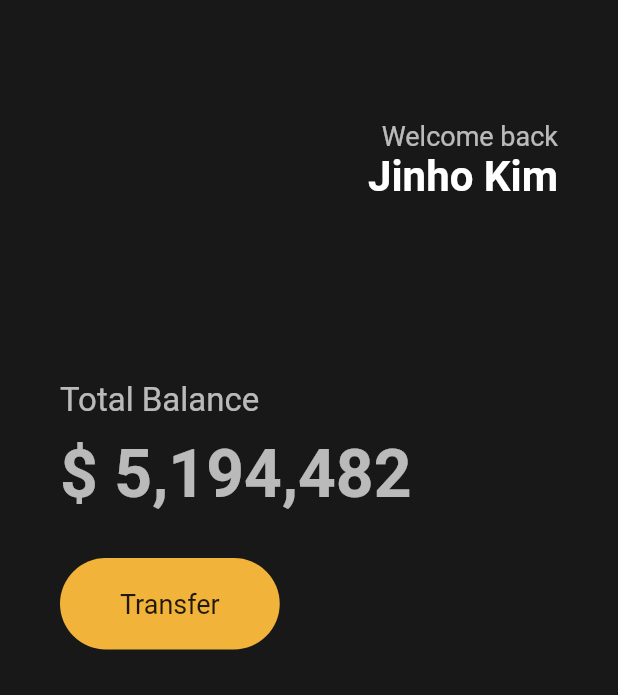
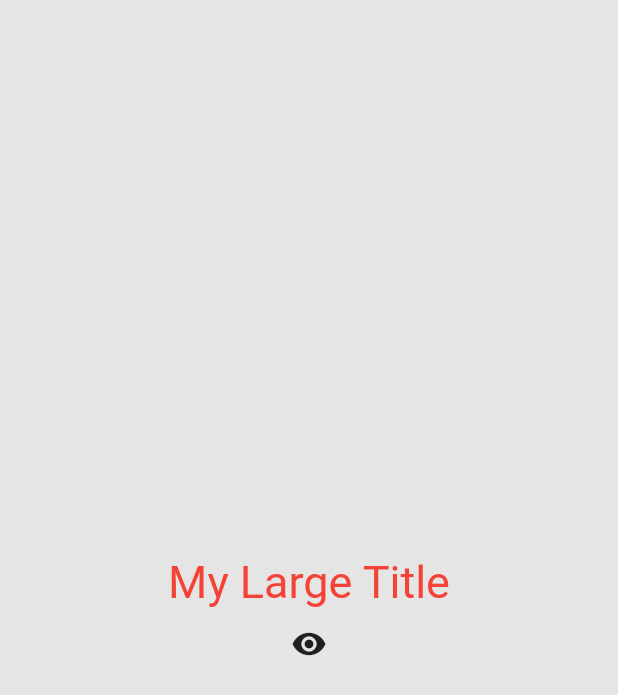
Before and after one commit to kimwlsgh33/flutoon, a Flutter app: the screen it shows after launch, on a phone screen of 412 x 824 dp. Shown: the top 695 px of the screen. Run offline on Flutter 3.47's test engine with Material 2 defaults, Android fonts, the light colour scheme and no system bars.

Commit message:
Learn: Life Cycle

```diff
--- a/lib/main.dart
+++ b/lib/main.dart
@@ -1,110 +1,49 @@
 import 'package:flutter/material.dart';
 
-class Player {
-  String? name;
-  // Player({
-  //   required this.name,
-  // });
-  Player();
-}
-
-void main() {
-  var jinho = Player();
+void main(List<String> args) {
   runApp(App());
 }
 
-// Root Widget - inherits from StatelessWidget
-class App extends StatelessWidget {
-  // build ui
+// make stateful widget
+class App extends StatefulWidget {
+  @override
+  State<App> createState() => _AppState();
+}
+
+// make state
+class _AppState extends State<App> {
+  bool showTitle = true;
+
+  void toggleTitle() {
+    setState(() {
+      showTitle = !showTitle;
+    });
+  }
+
   @override
   Widget build(BuildContext context) {
-    // use material app ( or cupertino app )
     return MaterialApp(
-      title: 'Flutter Demo',
       theme: ThemeData(
         primarySwatch: Colors.blue,
+        textTheme: const TextTheme(
+          titleLarge: TextStyle(
+            color: Colors.red,
+          ),
+        ),
       ),
       home: Scaffold(
-        backgroundColor: const Color(0xff181818),
-        body: Padding(
-          padding: const EdgeInsets.symmetric(horizontal: 40),
+        backgroundColor: const Color(0xFFE5E5E5),
+        body: Center(
           child: Column(
-            crossAxisAlignment: CrossAxisAlignment.start,
+            mainAxisAlignment: MainAxisAlignment.center,
             children: [
-              const SizedBox(
-                height: 80,
-              ),
-              Row(
-                mainAxisAlignment: MainAxisAlignment.end,
-                children: [
-                  Column(
-                    crossAxisAlignment: CrossAxisAlignment.end,
-                    children: [
-                      Text(
-                        'Welcome back',
-                        style: TextStyle(
-                          color: Colors.white.withOpacity(0.7),
-                          fontSize: 18,
-                        ),
-                      ),
-                      const Text(
-                        'Jinho Kim',
-                        style: TextStyle(
-                          color: Colors.white,
-                          fontSize: 28,
-                          fontWeight: FontWeight.bold,
-                        ),
-                      ),
-                    ],
-                  ),
-                ],
-              ),
-              const SizedBox(
-                height: 120,
-              ),
-              Text(
-                'Total Balance',
-                style: TextStyle(
-                  color: Colors.white.withOpacity(0.7),
-                  fontSize: 22,
+              showTitle ? MyLargeTitle() : Text("nothing"),
+              IconButton(
+                onPressed: toggleTitle,
+                icon: Icon(
+                  Icons.remove_red_eye,
                 ),
               ),
-              const SizedBox(
-                height: 10,
-              ),
-              Text(
-                '\$ 5,194,482',
-                style: TextStyle(
-                  color: Colors.white.withOpacity(0.7),
-                  fontSize: 44,
-                  fontWeight: FontWeight.bold,
-                ),
-              ),
-              const SizedBox(
-                height: 30,
-              ),
-              Row(
-                children: [
-                  Container(
-                    decoration: BoxDecoration(
-                      color: const Color(0xfff2b33a),
-                      borderRadius: BorderRadius.circular(45),
-                    ),
-                    child: const Padding(
-                      padding: EdgeInsets.symmetric(
-                        horizontal: 40,
-                        vertical: 20,
-                      ),
-                      child: Text(
-                        'Transfer',
-                        style: TextStyle(
-                          fontSize: 18,
-                        ),
-                      ),
-                    ),
-                  )
-                ],
-              )
             ],
           ),
         ),
@@ -112,3 +51,38 @@ class App extends StatelessWidget {
     );
   }
 }
+
+class MyLargeTitle extends StatefulWidget {
+  const MyLargeTitle({
+    Key? key,
+  }) : super(key: key);
+
+  @override
+  State<MyLargeTitle> createState() => _MyLargeTitleState();
+}
+
+class _MyLargeTitleState extends State<MyLargeTitle> {
+  @override
+  void initState() {
+    super.initState();
+    print("initState");
+  }
+
+  @override
+  void dispose() {
+    super.dispose();
+    print("dispose");
+  }
+
+  @override
+  Widget build(BuildContext context) {
+    print('build');
+    return Text(
+      'My Large Title',
+      style: TextStyle(
+        fontSize: 30,
+        color: Theme.of(context).textTheme.titleLarge!.color, // ! is not null
+      ),
+    );
+  }
+}
```
Also changed, not shown: lib/wallet.dart (added, +177 -0 lines), lib/widgets/button.dart (added, +37 -0 lines), lib/widgets/currency_card.dart (added, +83 -0 lines), lib/widgets/dark_mode_card.dart (added, +89 -0 lines).
